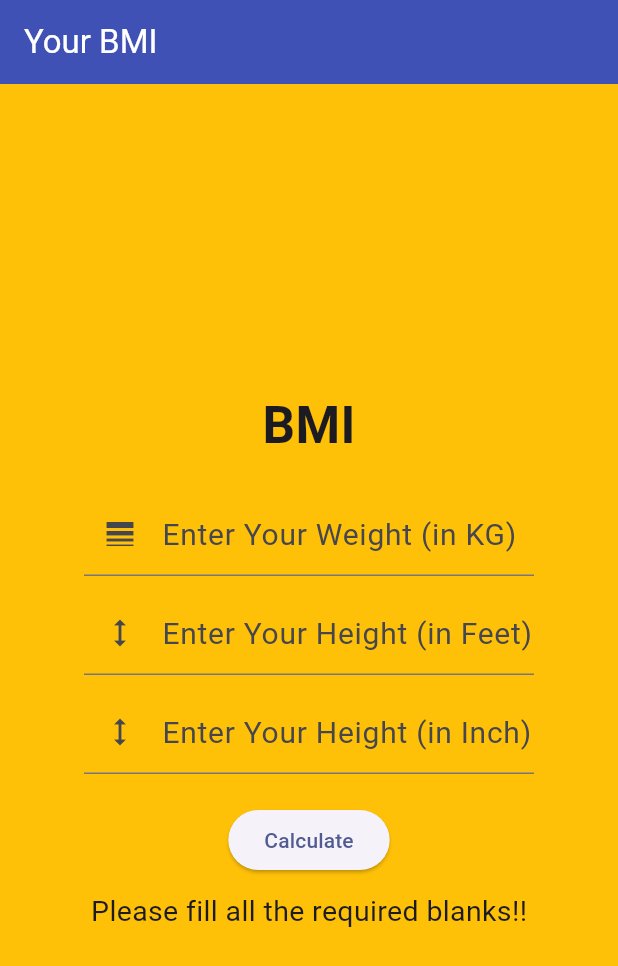
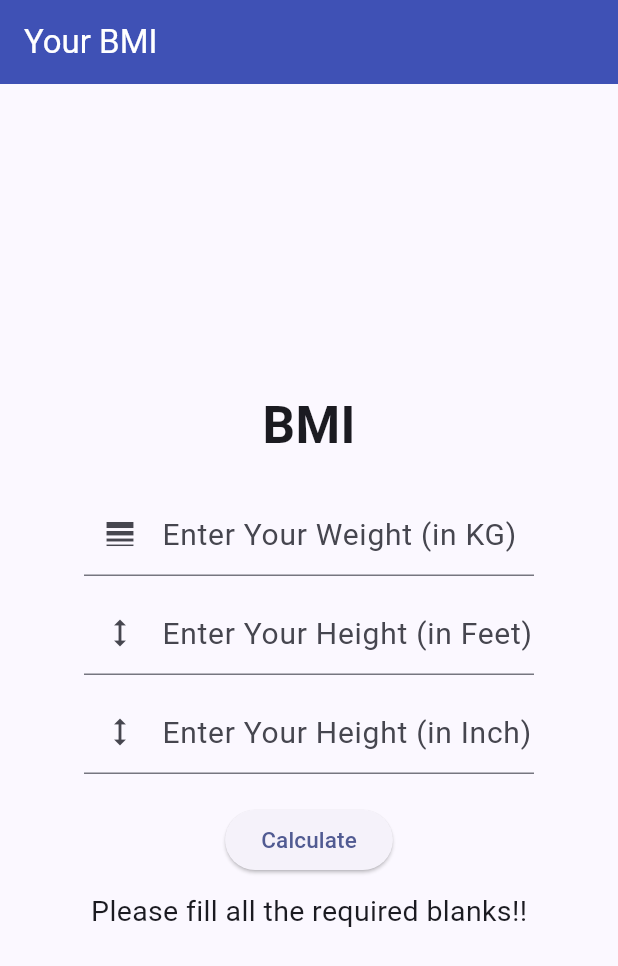
Before and after one commit to Mredul10/BMI-App, a Flutter app: the screen it shows after launch, after a tap on "Calculate", on a phone screen of 412 x 824 dp. Shown: the top 966 px of the screen. Run offline on Flutter 3.47's test engine with Material 3 defaults, Android fonts, the phone set to English and light mode, and no system bars.

Commit message:
color update

```diff
--- a/lib/my_home_page.dart
+++ b/lib/my_home_page.dart
@@ -13,122 +13,130 @@ class _MyHomePageState extends State<MyHomePage> {
   var inController = TextEditingController();
 
   var result = "";
-
-
-
-
+  var bgColor;
 
   @override
   Widget build(BuildContext context) {
     return Scaffold(
       appBar: AppBar(
-        title: Text('Your BMI',style: TextStyle(color: Colors.white),),
+        title: Text(
+          'Your BMI',
+          style: TextStyle(color: Colors.white),
+        ),
         backgroundColor: Colors.indigo,
       ),
       body: Container(
-        color: Colors.amber,
+        color: bgColor,
         child: Center(
           child: Container(
             width: 300,
             child: Column(
               mainAxisAlignment: MainAxisAlignment.center,
               children: [
-                Text('BMI', style: TextStyle(
+                const Text(
+                  'BMI',
+                  style: TextStyle(
                     fontSize: 34,
                     fontWeight: FontWeight.w700,
-                ),),
-
-                SizedBox(height: 20,),
-
-
+                  ),
+                ),
+                const SizedBox(
+                  height: 20,
+                ),
                 TextField(
                   controller: wtController,
                   decoration: InputDecoration(
-                  label: Text('Enter Your Weight (in KG)',style: TextStyle(fontSize: 20),),
+                    label: Text(
+                      'Enter Your Weight (in KG)',
+                      style: TextStyle(fontSize: 20),
+                    ),
                     prefixIcon: Icon(Icons.line_weight),
                   ),
                   keyboardType: TextInputType.number,
                 ),
-                SizedBox(height: 10,),
-
+                SizedBox(
+                  height: 10,
+                ),
                 TextField(
                   controller: ftController,
                   decoration: InputDecoration(
-                  label: Text('Enter Your Height (in Feet)',style: TextStyle(fontSize: 20),),
+                    label: Text(
+                      'Enter Your Height (in Feet)',
+                      style: TextStyle(fontSize: 20),
+                    ),
                     prefixIcon: Icon(Icons.height),
                   ),
                   keyboardType: TextInputType.number,
                 ),
-                SizedBox(height: 10,),
-
+                SizedBox(
+                  height: 10,
+                ),
                 TextField(
                   controller: inController,
                   decoration: InputDecoration(
-                  label: Text('Enter Your Height (in Inch)',style: TextStyle(fontSize: 20),),
+                    label: Text(
+                      'Enter Your Height (in Inch)',
+                      style: TextStyle(fontSize: 20),
+                    ),
                     prefixIcon: Icon(Icons.height),
                   ),
                   keyboardType: TextInputType.number,
                 ),
-
-                SizedBox(height: 20,),
-
-                ElevatedButton(onPressed: (){
-
+                SizedBox(
+                  height: 20,
+                ),
+                ElevatedButton(
+                  onPressed: () {
                     var wt = wtController.text.toString();
                     var ft = ftController.text.toString();
                     var inch = inController.text.toString();
 
-                  if(wt!="" && ft!="" && inch!=""){
+                    if (wt != "" && ft != "" && inch != "") {
                       //BMI Calculation
 
                       var iwt = int.parse(wt);
                       var ift = int.parse(ft);
                       var iinch = int.parse(inch);
 
-                    var tInch = (ift*12) + iinch;
+                      var tInch = (ift * 12) + iinch;
 
-                    var tCm = tInch*2.54;
-                    var tM = tCm/100;
+                      var tCm = tInch * 2.54;
+                      var tM = tCm / 100;
 
-                    var bmi = iwt/(tM*tM);
+                      var bmi = iwt / (tM * tM);
 
                       var msg = "";
-                  //  var bgColour = "";
 
-                    if(bmi>25){
+
+                      if (bmi > 25) {
                         msg = "You are OverWeight";
-                      // bgColour = Colors.purple;
-
-                    } else if(bmi<18.5){
+                        bgColor = Colors.red.shade300;
+                      } else if (bmi < 18.5) {
                         msg = "You are UnderWeight";
-                      // bgColour = Colors.red;
-
-                    }else{
+                        bgColor = Colors.yellow.shade300;
+                      } else {
                         msg = "You are Healthy";
-                      // bgColour = Colors.green;
-
+                        bgColor = Colors.green;
                       }
 
                       setState(() {
                         result = "$msg \n BMI is : ${bmi.toStringAsFixed(2)}";
                       });
-
-
-                  } else{
+                    } else {
                       setState(() {
                         result = "Please fill all the required blanks!!";
                       });
                     }
-
-
-                }, child: Text('Calculate'),),
-
-                SizedBox(height: 10,),
-
-
-                Text(result, style: TextStyle(fontSize: 19),),
-
-
+                  },
+                  child: Text('Calculate',style: TextStyle(fontSize: 15),),
+                ),
+                SizedBox(
+                  height: 10,
+                ),
+                Text(
+                  result,
+                  style: TextStyle(fontSize: 19),
+                ),
               ],
             ),
           ),
```
Lines whose indentation alone changed are shown as unchanged.
